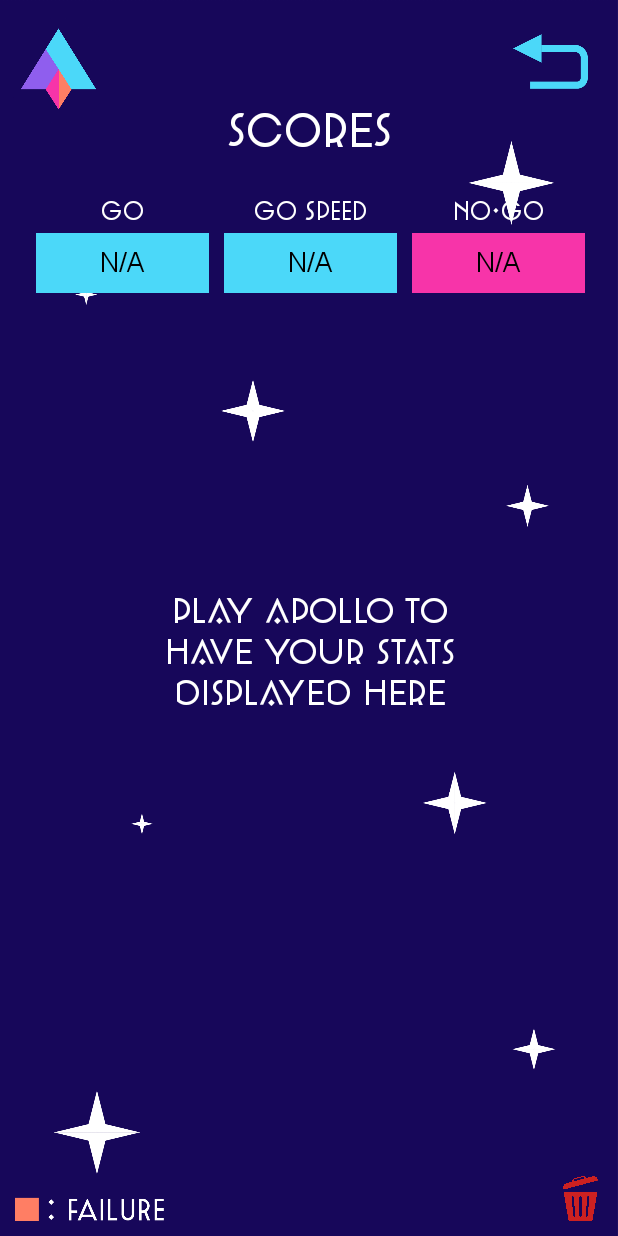
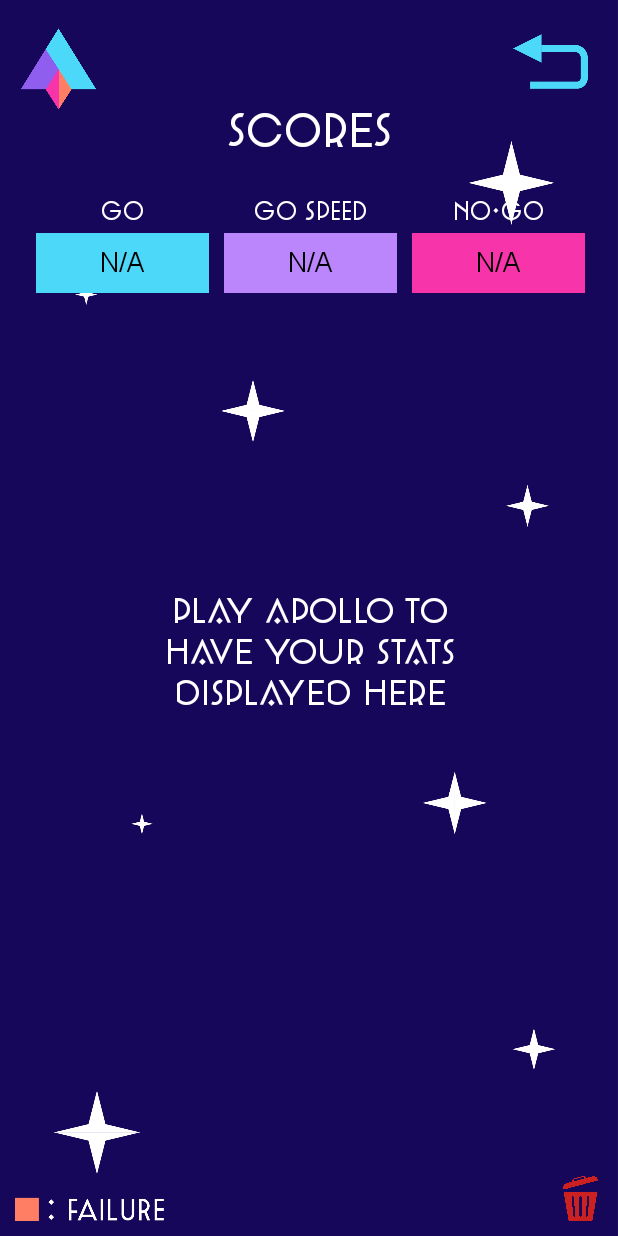
Before and after one commit to Chris-UMD/CMSC436-group16, an Android app: the Stats screen opened directly, with no data from a screen before it, on a phone screen of 412 x 824 dp. Run offline under Robolectric (Android 15) with nearby library versions, the phone set to English and light mode, and no system bars.

Commit message:
final changes to stats layout

```diff
--- a/Apollo/app/src/main/res/layout/stats.xml
+++ b/Apollo/app/src/main/res/layout/stats.xml
@@ -138,7 +138,7 @@
         android:layout_width="115dp"
         android:layout_height="40dp"
         android:layout_marginLeft="5dp"
-        android:background="@color/light_blue"
+        android:background="@color/purple_200"
         android:fontFamily="@font/arial"
         android:text="N/A"
         android:textSize="18dp"
```
